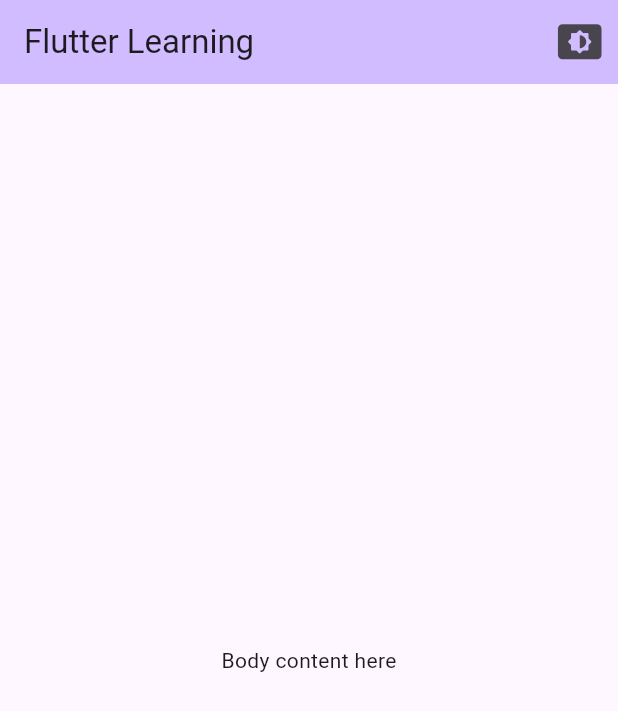
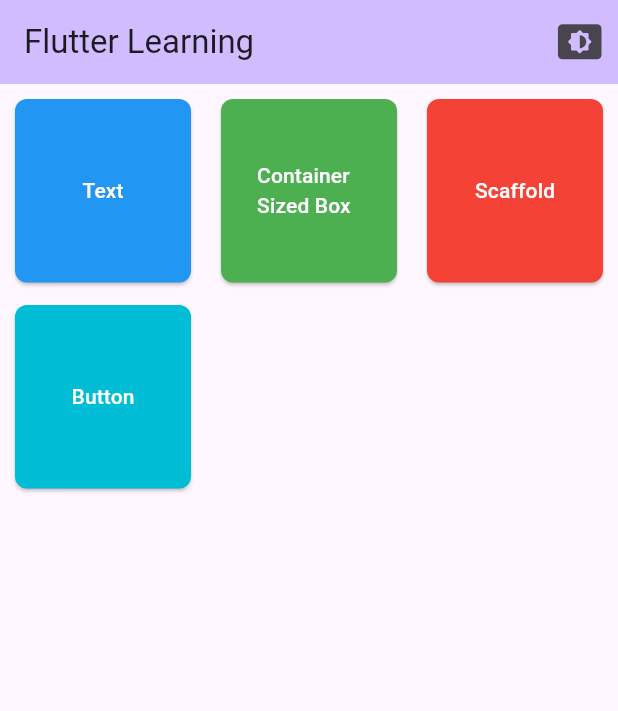
Before and after one commit to Kostarkia/flutter_learning, a Flutter app: the screen it shows after launch, on a phone screen of 412 x 824 dp. Shown: the top 711 px of the screen. Run offline on Flutter 3.47's test engine with Material 3 defaults, Android fonts, the phone set to English and light mode, and no system bars.

Commit message:
added text, container, scaffold, button components

```diff
--- /dev/null
+++ b/lib/model/button.dart
@@ -0,0 +1,17 @@
+import 'package:flutter/material.dart';
+
+class ButtonModel {
+  final String text;
+  final TextStyle? style;
+  final TextAlign align;
+  final Color backgroundColor;
+  final VoidCallback onPressed;
+
+  ButtonModel({
+    required this.text,
+    this.style,
+    this.align = TextAlign.center,
+    required this.backgroundColor,
+    required this.onPressed,
+  });
+}
--- a/lib/pages/home_page.dart
+++ b/lib/pages/home_page.dart
@@ -1,4 +1,9 @@
 import 'package:flutter/material.dart';
+import 'package:flutter_learning/model/button.dart';
+import 'package:flutter_learning/pages/components/button_components.dart';
+import 'package:flutter_learning/pages/components/container_sized_box_components.dart';
+import 'package:flutter_learning/pages/components/scaffold_components.dart';
+import 'package:flutter_learning/pages/components/text_view_components.dart';
 import 'package:flutter_learning/theme/theme_change.dart';
 import 'package:provider/provider.dart';
 
@@ -28,9 +33,83 @@ class HomePage extends StatelessWidget {
           ),
         ],
       ),
-      body: const Center(
-        child: Text('Body content here'),
+      body: Center(
+        child: ButtonGrid(),
       ),
     );
   }
 }
+
+// ignore: use_key_in_widget_constructors
+class ButtonGrid extends StatelessWidget {
+  @override
+  Widget build(BuildContext context) {
+    final List<ButtonModel> buttons = [
+      ButtonModel(
+        text: 'Text',
+        backgroundColor: Colors.blue,
+        onPressed: () {
+          Navigator.push(
+            context,
+            MaterialPageRoute(builder: (context) => const TextViewComponents(title: 'Text View Components')),
+          );
+        },
+      ),
+      ButtonModel(
+        text: 'Container Sized Box',
+        backgroundColor: Colors.green,
+        onPressed: () {
+          Navigator.push(
+            context,
+            MaterialPageRoute(builder: (context) => const ContainerSizedBoxComponents(title: 'Container Sized Box')),
+          );
+        },
+      ),
+      ButtonModel(
+        text: 'Scaffold',
+        backgroundColor: Colors.red,
+        onPressed: () {
+         Navigator.push(
+            context,
+            MaterialPageRoute(builder: (context) => const ScaffoldComponents(title: 'Scaffold')),
+          );
+        },
+      ),
+      ButtonModel(
+        text: 'Button',
+        backgroundColor: Colors.cyan,
+        onPressed: () {
+         Navigator.push(
+            context,
+            MaterialPageRoute(builder: (context) => const ButtonComponents(title: 'Button')),
+          );
+        },
+      )
+    ];
+
+    return GridView.builder(
+      gridDelegate: const SliverGridDelegateWithFixedCrossAxisCount(
+        crossAxisCount: 3,
+        childAspectRatio: 1.0,
+      ),
+      itemCount: buttons.length,
+      itemBuilder: (context, index) {
+        final button = buttons[index];
+        return Padding(
+          padding: const EdgeInsets.fromLTRB(10, 10, 10, 5),
+          child: ElevatedButton(
+            onPressed: button.onPressed,
+            style: ElevatedButton.styleFrom(
+              foregroundColor: Colors.white,
+              backgroundColor: button.backgroundColor,
+              shape: RoundedRectangleBorder(
+                borderRadius: BorderRadius.circular(8),
+              ),
+            ),
+            child: Text(button.text),
+          ),
+        );
+      },
+    );
+  }
+}
```
Also changed, not shown: lib/pages/components/button_components.dart (added, +98 -0 lines), lib/pages/components/container_sized_box_components.dart (added, +70 -0 lines), lib/pages/components/scaffold_components.dart (added, +29 -0 lines), lib/pages/components/text_view_components.dart (added, +68 -0 lines).
